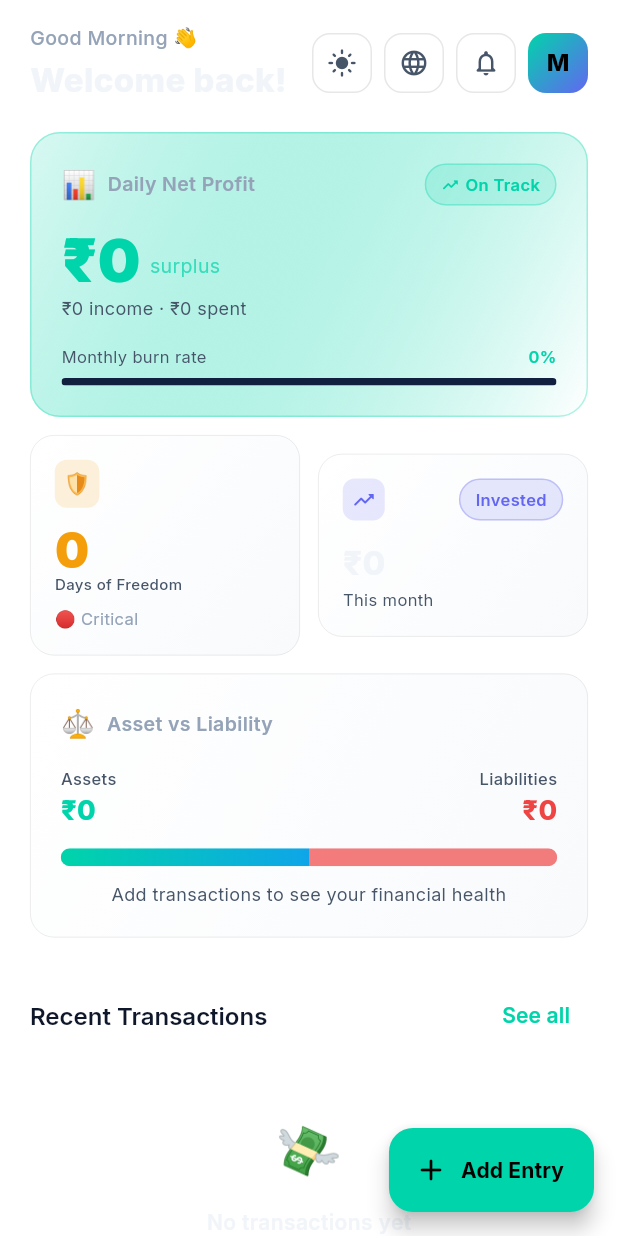
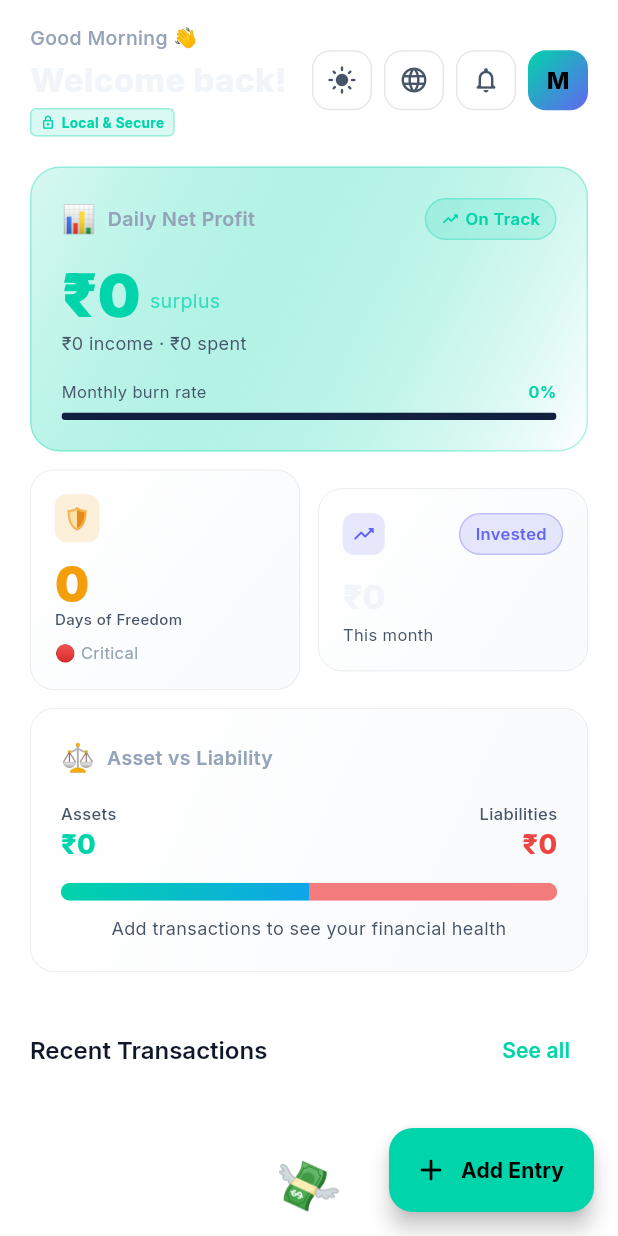
Before and after one commit to Abhishekshelar208/munim, a Flutter app: the DashboardScreen screen opened directly, on a phone screen of 412 x 824 dp. Run offline on Flutter 3.47's test engine with Material 3 defaults, Android fonts, the light colour scheme and no system bars; our stand-ins replace animate_do, firebase_core, google_fonts, shared_preferences; accounts and stored records are empty.

Commit message:
feat: build security agent with input validation, sanitization and local encryption layer

```diff
--- a/lib/core/models/transaction_model.dart
+++ b/lib/core/models/transaction_model.dart
@@ -1,4 +1,5 @@
 import 'behavior_prediction.dart';
+import '../services/security_service.dart';
 
 enum TransactionType { income, expense, investment, saving }
 
@@ -95,20 +96,20 @@ class TransactionModel {
 
   Map<String, dynamic> toJson() => {
     'id': id,
-    'title': title,
+    'title': SecurityService.instance.encryptData(title),
     'amount': amount,
     'type': type.index,
     'category': category.index,
     'roiLabel': roiLabel.index,
     'behaviorPrediction': behaviorPrediction?.toJson(),
     'date': date.toIso8601String(),
-    'note': note,
+    'note': note != null ? SecurityService.instance.encryptData(note!) : null,
   };
 
   factory TransactionModel.fromJson(Map<String, dynamic> json) =>
       TransactionModel(
         id: json['id'] as String,
-        title: json['title'] as String,
+        title: SecurityService.instance.decryptData(json['title'] as String),
         amount: (json['amount'] as num).toDouble(),
         type: TransactionType.values[json['type'] as int],
         category: TransactionCategory.values[json['category'] as int],
@@ -117,6 +118,6 @@ class TransactionModel {
             ? BehaviorPrediction.fromJson(json['behaviorPrediction'] as Map<String, dynamic>)
             : null,
         date: DateTime.parse(json['date'] as String),
-        note: json['note'] as String?,
+        note: json['note'] != null ? SecurityService.instance.decryptData(json['note'] as String) : null,
       );
 }
--- a/lib/features/dashboard/screens/dashboard_screen.dart
+++ b/lib/features/dashboard/screens/dashboard_screen.dart
@@ -203,6 +203,31 @@ class _DashboardHeader extends StatelessWidget {
                   color: AppColors.textPrimary,
                   fontSize: 22,
                   fontWeight: FontWeight.w800,
+                ),
+              ),
+              const SizedBox(height: 4),
+              // Security Agent Indicator
+              Container(
+                padding: const EdgeInsets.symmetric(horizontal: 6, vertical: 2),
+                decoration: BoxDecoration(
+                  color: AppColors.primaryGreen.withOpacity(0.15),
+                  borderRadius: BorderRadius.circular(4),
+                  border: Border.all(color: AppColors.primaryGreen.withOpacity(0.3)),
+                ),
+                child: Row(
+                  mainAxisSize: MainAxisSize.min,
+                  children: const [
+                    Icon(Icons.lock_outline_rounded, size: 10, color: AppColors.primaryGreen),
+                    SizedBox(width: 4),
+                    Text(
+                      'Local & Secure',
+                      style: TextStyle(
+                        color: AppColors.primaryGreen,
+                        fontSize: 9,
+                        fontWeight: FontWeight.w700,
+                      ),
+                    ),
+                  ],
                 ),
               ),
             ],
```
Also changed, not shown: lib/core/services/security_service.dart (added, +70 -0 lines), lib/features/dashboard/screens/widgets/quick_add_sheet.dart (+17 -0 lines), lib/providers.dart (+11 -1 lines).
